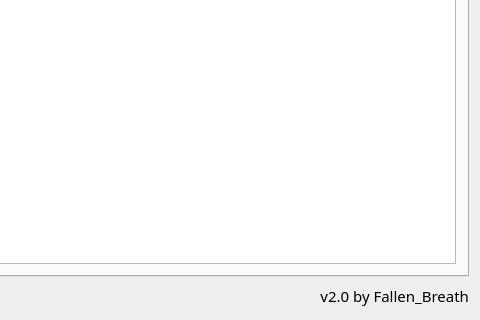
Old version of the form PearlCannonHelper/PearlCannonHelper.ui in the repository Fallen-Breath/PearlCannonHelper; both pictures show x 416 to 896 and y 218 to 538 of the 896 by 538 pixel window.
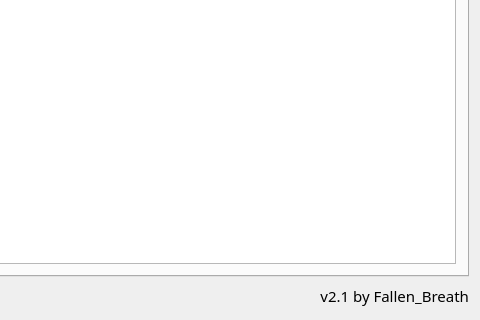
New version of the form. The open tabs and pages were chosen to show the change. Icons and pictures are not drawn.

```diff
--- a/PearlCannonHelper/PearlCannonHelper.ui
+++ b/PearlCannonHelper/PearlCannonHelper.ui
@@ -910,7 +910,7 @@
          </font>
         </property>
         <property name="text">
-         <string>v2.0 by Fallen_Breath</string>
+         <string>v2.1 by Fallen_Breath</string>
         </property>
         <property name="alignment">
          <set>Qt::AlignRight|Qt::AlignTrailing|Qt::AlignVCenter</set>
```
Left out of the diff: 5 changed lines with no effect on the pictures.
